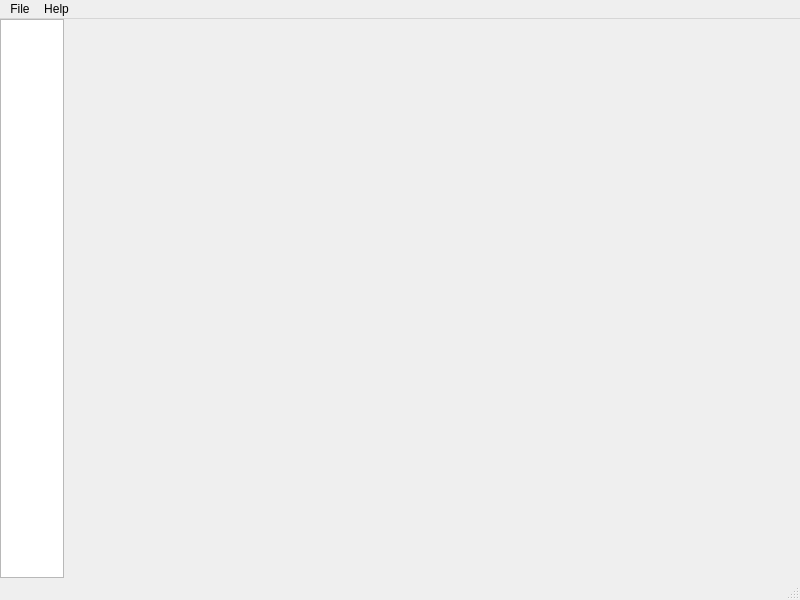
Before: the Qt Designer form src/demos/botuser/Forms/MainWindow.ui in Gaztin/QDiscord, drawn with Qt 5.
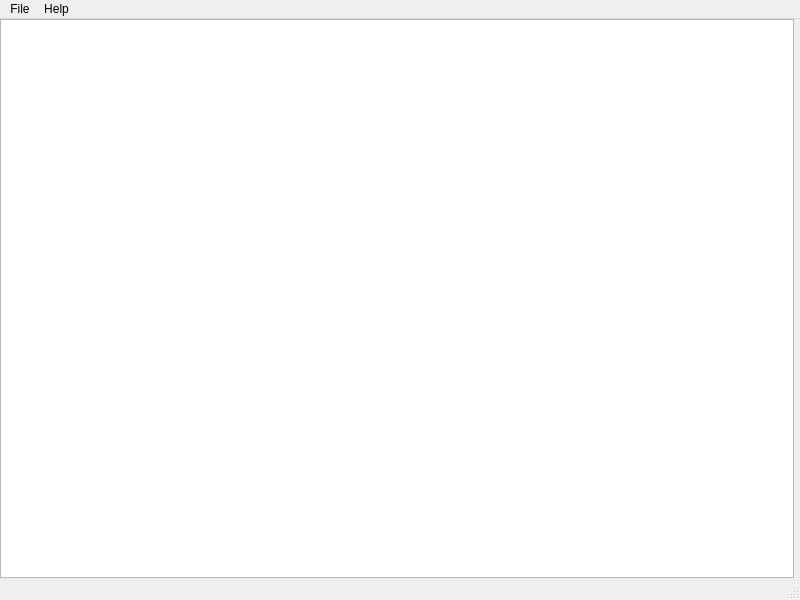
After: the same form once the commit is applied.

Commit message: Remove most settings from botuser window

The edit to the form file:
```diff
--- a/src/demos/botuser/Forms/MainWindow.ui
+++ b/src/demos/botuser/Forms/MainWindow.ui
@@ -28,32 +28,7 @@
      <number>0</number>
     </property>
     <item>
-     <widget class="QListWidget" name="list_widget">
-      <property name="sizePolicy">
-       <sizepolicy hsizetype="Fixed" vsizetype="Expanding">
-        <horstretch>0</horstretch>
-        <verstretch>0</verstretch>
-       </sizepolicy>
-      </property>
-      <property name="minimumSize">
-       <size>
-        <width>64</width>
-        <height>0</height>
-       </size>
-      </property>
-      <property name="maximumSize">
-       <size>
-        <width>64</width>
-        <height>16777215</height>
-       </size>
-      </property>
-      <property name="iconSize">
-       <size>
-        <width>64</width>
-        <height>64</height>
-       </size>
-      </property>
-     </widget>
+     <widget class="QListWidget" name="list_widget"/>
     </item>
     <item>
      <widget class="QWidget" name="content_widget" native="true"/>
```
